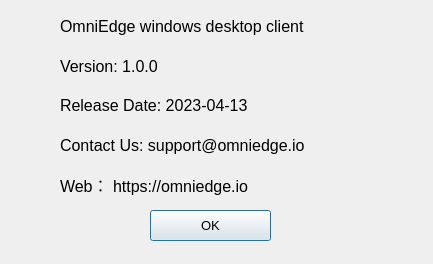
Above: aboutdialog.ui from omniedgeio/omniedge-windows before the change. Below: the same form after it.
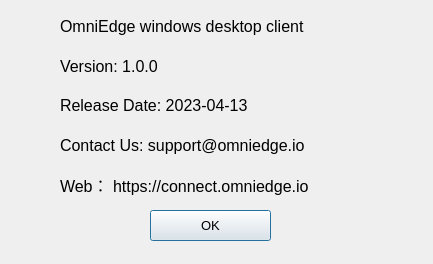
That is the form after the change. Icons and pictures are not drawn.

Commit message: chore: bump version to v0.3.0 and update URLs to connect.omniedge.io

What changed in the file:
```diff
--- a/aboutdialog.ui
+++ b/aboutdialog.ui
@@ -123,7 +123,7 @@
        </font>
       </property>
       <property name="text">
-       <string>Web： https://omniedge.io</string>
+       <string>Web： https://connect.omniedge.io</string>
       </property>
      </widget>
     </item>
```
The commit also changes 6 other files.
